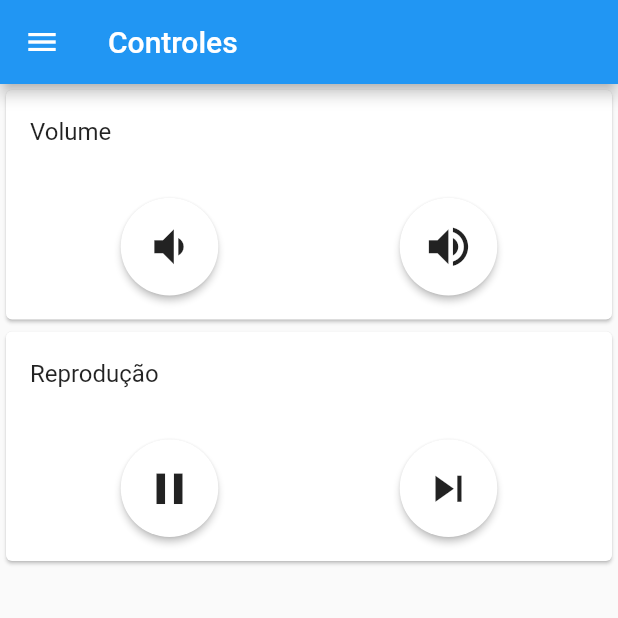
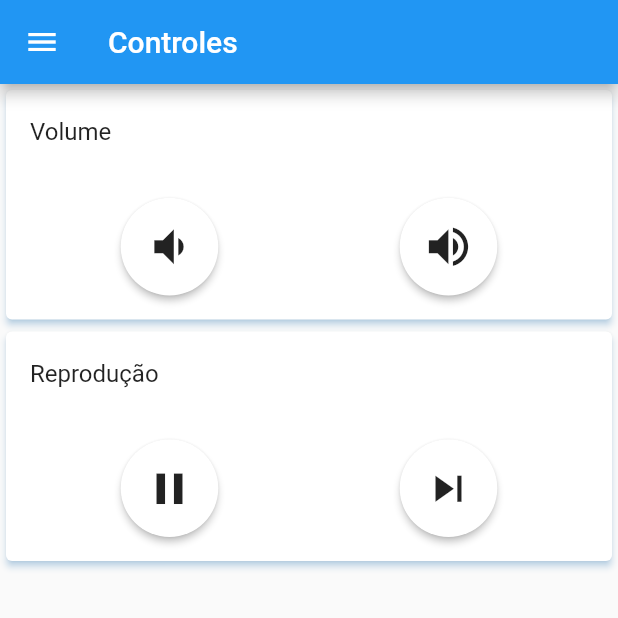
Before and after one commit to raphael-heilbuth/jukebox_controller, a Flutter app: the Controles screen opened by its route, on a phone screen of 412 x 824 dp, the top half of it. Run offline on Flutter 3.47's test engine with Material 2 defaults, Android fonts, the phone set to English and light mode, and no system bars; missing offline and left inert: http_interceptor; statements that could not run were skipped.

Commit message:
Feat: Padrão de elevation e shadow. #7

```diff
--- a/lib/screens/controles.dart
+++ b/lib/screens/controles.dart
@@ -35,6 +35,8 @@ class CardVolume extends StatelessWidget {
   @override
   Widget build(BuildContext context) {
     return Card(
+      elevation: 2.0,
+      shadowColor: Color(0x802196F3),
       clipBehavior: Clip.antiAlias,
       child: Column(
         children: [
@@ -134,6 +136,8 @@ class CardReproducao extends StatelessWidget {
   @override
   Widget build(BuildContext context) {
     return Card(
+      elevation: 2.0,
+      shadowColor: Color(0x802196F3),
       clipBehavior: Clip.antiAlias,
       child: Column(
         children: [
--- a/lib/screens/creditos.dart
+++ b/lib/screens/creditos.dart
@@ -30,6 +30,8 @@ class _CreditosState extends State<Creditos> {
       drawer: AppDrawer(),
       body: ListView(children: [
         Card(
+          elevation: 2.0,
+          shadowColor: Color(0x802196F3),
           clipBehavior: Clip.antiAlias,
           child: Column(
             children: [
--- a/lib/screens/dashboard.dart
+++ b/lib/screens/dashboard.dart
@@ -145,7 +145,7 @@ class Dashboard extends StatelessWidget {
 
   Widget _buildTile(Widget child, {Function() onTap}) {
     return Material(
-        elevation: 14.0,
+        elevation: 2.0,
         borderRadius: BorderRadius.circular(12.0),
         shadowColor: Color(0x802196F3),
         child: InkWell(
```
